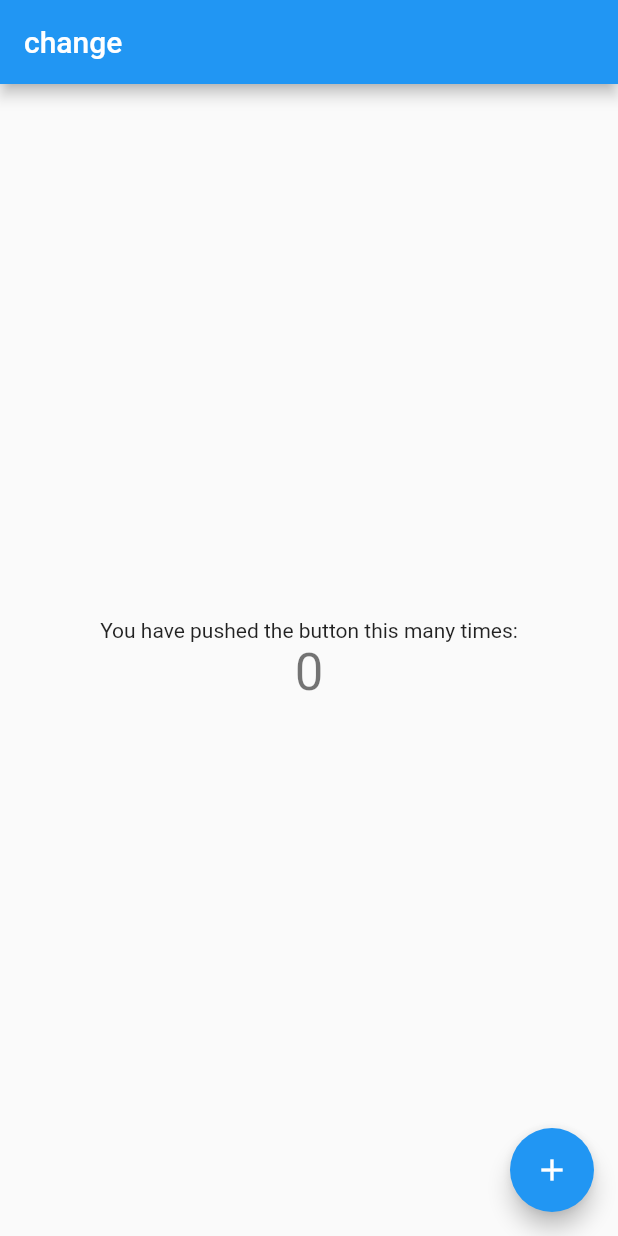
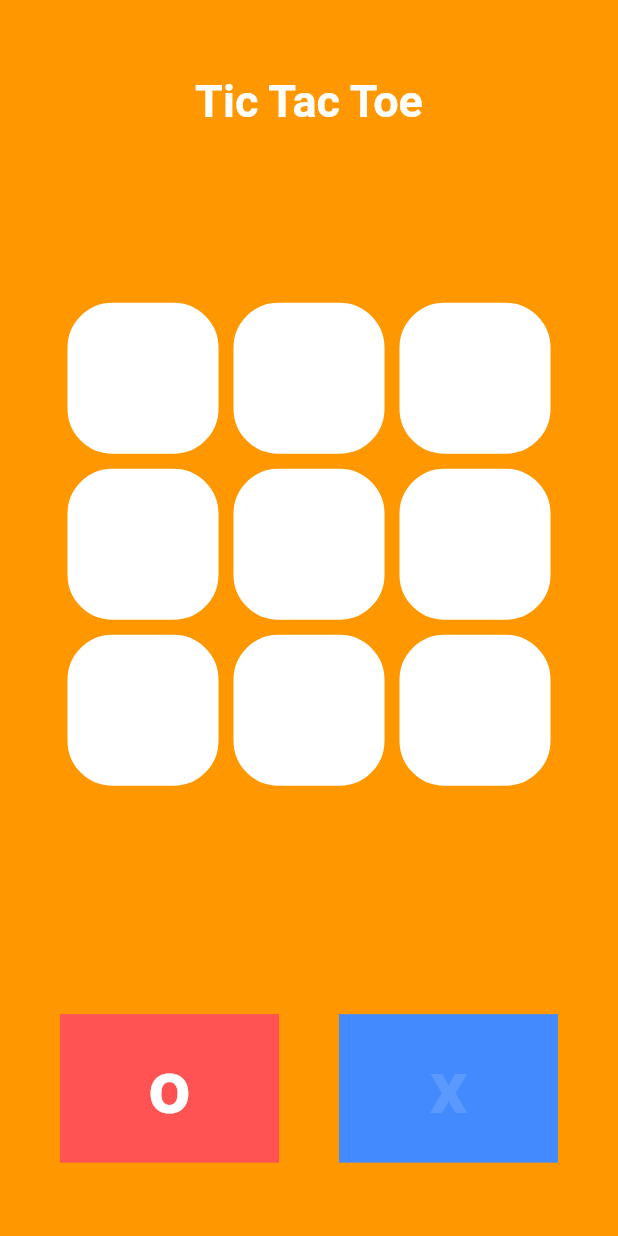
Before and after one commit to bhaskarvijay/TicTacToe, a Flutter app: the screen it shows after launch, on a phone screen of 412 x 824 dp. Run offline on Flutter 3.47's test engine with Material 2 defaults, Android fonts, the phone set to English and light mode, and no system bars; our stand-ins replace rflutter_alert.

Commit message:
Version 1

```diff
--- a/lib/main.dart
+++ b/lib/main.dart
@@ -1,16 +1,19 @@
+import 'package:flutter/cupertino.dart';
 import 'package:flutter/material.dart';
-
+import 'package:rflutter_alert/rflutter_alert.dart';
+import 'dart:math';
+List<Color> gameBackgrounds = [Colors.teal, Colors.orange, Colors.lightGreen];
+Color backColor = gameBackgrounds[Random().nextInt(gameBackgrounds.length)];
 void main() {
-  runApp(const MyApp());
+  runApp(MyApp());
 }
 
 class MyApp extends StatelessWidget {
-  const MyApp({Key? key}) : super(key: key);
-
   // This widget is the root of your application.
   @override
   Widget build(BuildContext context) {
     return MaterialApp(
+      debugShowCheckedModeBanner: false,
       title: 'Flutter Demo',
       theme: ThemeData(
         // This is the theme of your application.
@@ -24,92 +27,253 @@ class MyApp extends StatelessWidget {
         // is not restarted.
         primarySwatch: Colors.blue,
       ),
-      home: const MyHomePage(title: 'change'),
+      home: MyHomePage(),
     );
   }
 }
 
 class MyHomePage extends StatefulWidget {
-  const MyHomePage({Key? key, required this.title}) : super(key: key);
-
-  // This widget is the home page of your application. It is stateful, meaning
-  // that it has a State object (defined below) that contains fields that affect
-  // how it looks.
-
-  // This class is the configuration for the state. It holds the values (in this
-  // case the title) provided by the parent (in this case the App widget) and
-  // used by the build method of the State. Fields in a Widget subclass are
-  // always marked "final".
-
-  final String title;
-
   @override
-  State<MyHomePage> createState() => _MyHomePageState();
+  _MyHomePageState createState() => _MyHomePageState();
 }
 
 class _MyHomePageState extends State<MyHomePage> {
-  int _counter = 0;
+  void updateBox(int index){
+    if (gridList[index] == ""){
+      setState((){
+        if(isOTurn){
+          gridList[index] = "o";
+          gridColor[index] = Colors.redAccent;
+          isOTurn = false;
+        }else{
+          gridList[index] = "x";
+          gridColor[index] = Colors.blueAccent;
+          isOTurn = true;
+        }
 
-  void _incrementCounter() {
-    setState(() {
-      // This call to setState tells the Flutter framework that something has
-      // changed in this State, which causes it to rerun the build method below
-      // so that the display can reflect the updated values. If we changed
-      // _counter without calling setState(), then the build method would not be
-      // called again, and so nothing would appear to happen.
-      _counter++;
-    });
+      });
+      checkWinner();
+    }
+
+  }
+  void checkWinner(){
+    if(gridList[0] == gridList[1] && gridList[1] == gridList[2] && gridList[0] != ""){
+      if(gridList[0] == "o"){
+        winner = "Player 1";
+      }else{
+        winner = "Player2";
+      }
+      winnerMessage(winner);
+      // isGameOver = true;
+    }
+    else if(gridList[3] == gridList[4] && gridList[4] == gridList[5] && gridList[3] != ""){
+      if(gridList[3] == "o"){
+        winner = "Player 1";
+      }else{
+        winner = "Player2";
+      }
+
+      winnerMessage(winner);
+      // isGameOver = true;
+    }
+    else if(gridList[6] == gridList[7] && gridList[7] == gridList[8] && gridList[6] != ""){
+      if(gridList[6] == "o"){
+        winner = "Player 1";
+      }else{
+        winner = "Player2";
+      }
+      winnerMessage(winner);
+    }
+    else if(gridList[0] == gridList[3] && gridList[3] == gridList[6] && gridList[0] != ""){
+      if(gridList[0] == "o"){
+        winner = "Player 1";
+      }else{
+        winner = "Player2";
+      }
+      winnerMessage(winner);
+    }
+    else if(gridList[1] == gridList[4] && gridList[4] == gridList[7] && gridList[1] != ""){
+      if(gridList[1] == "o"){
+        winner = "Player 1";
+      }else{
+        winner = "Player2";
+      }
+      winnerMessage(winner);
+    }
+    else if(gridList[2] == gridList[5] && gridList[5] == gridList[8] && gridList[2] != ""){
+      if(gridList[2] == "o"){
+        winner = "Player 1";
+      }else{
+        winner = "Player2";
+      }
+      winnerMessage(winner);
+    }
+    else if(gridList[0] == gridList[4] && gridList[4] == gridList[8] && gridList[0] != ""){
+      if(gridList[0] == "o"){
+        winner = "Player 1";
+      }else{
+        winner = "Player2";
+      }
+      winnerMessage(winner);
+    }
+    else if(gridList[2] == gridList[4] && gridList[4] == gridList[6] && gridList[2] != ""){
+      if(gridList[2] == "o"){
+        winner = "Player 1 won The Game";
+      }else{
+        winner = "Player2 won The Game";
+      }
+      winnerMessage(winner);
+    }
+    else if(gridList.contains("") != true){
+      winner = "Game Drawn";
+      winnerMessage(winner);
+    }
+  }
+  winnerMessage(winner){
+    isGameOver = true;
+    return Alert(
+      context: context,
+      type: AlertType.success,
+      title: "Game Over",
+      desc: winner,
+      buttons: [
+        DialogButton(
+          child: Text(
+            "Restart",
+            style: TextStyle(color: Colors.white, fontSize: 20),
+          ),
+          onPressed: (){
+            setState(() {
+              gridList = ["", "", "", "","", "", "", "", "",];
+              gridColor = [Colors.white, Colors.white, Colors.white, Colors.white, Colors.white, Colors.white, Colors.white, Colors.white, Colors.white,];
+              isGameOver = false;
+              isOTurn = true;
+              winner = null;
+              backColor = gameBackgrounds[Random().nextInt(gameBackgrounds.length)];
+              Navigator.pop(context);
+            });
+
+          },
+
+          color: Color.fromRGBO(0, 179, 134, 1.0),
+        ),
+        DialogButton(
+          child: Text(
+            "Cancel",
+            style: TextStyle(color: Colors.white, fontSize: 20),
+          ),
+          onPressed: () => Navigator.pop(context),
+          gradient: LinearGradient(colors: [
+            Color.fromRGBO(116, 116, 191, 1.0),
+            Color.fromRGBO(52, 138, 199, 1.0)
+          ]),
+        )
+      ],
+    ).show();
+
   }
 
+  List<String> gridList = ["", "", "", "","", "", "", "", "",];
+  List<Color> gridColor = [Colors.white, Colors.white, Colors.white, Colors.white, Colors.white, Colors.white, Colors.white, Colors.white, Colors.white,];
+  bool isGameOver = false;
+  bool isOTurn = true;
+  late String winner;
+  Color oColor = Colors.white;
+  Color xColor = Colors.white24;
   @override
   Widget build(BuildContext context) {
-    // This method is rerun every time setState is called, for instance as done
-    // by the _incrementCounter method above.
-    //
-    // The Flutter framework has been optimized to make rerunning build methods
-    // fast, so that you can just rebuild anything that needs updating rather
-    // than having to individually change instances of widgets.
     return Scaffold(
-      appBar: AppBar(
-        // Here we take the value from the MyHomePage object that was created by
-        // the App.build method, and use it to set our appbar title.
-        title: Text(widget.title),
+      body: Container(
+        // margin: EdgeInsets.all(10.0),
+          padding: EdgeInsets.all(20.0),
+          color: backColor,
+          child: Column(
+            // mainAxisAlignment: MainAxisAlignment.center,
+            children: [
+              Expanded(
+                child: Container(
+                  padding: EdgeInsets.only(top: 30.0),
+                  child: Text("Tic Tac Toe", style: TextStyle(
+                    fontSize: 30.0,
+                    fontWeight: FontWeight.w700,
+                    color: Colors.white,
+                  ),
+                    textAlign: TextAlign.center,),
+                ),
+              ),
+              Expanded(
+                flex: 3,
+                child: GridView.builder(
+                  padding: EdgeInsets.all(20.0),
+                  gridDelegate: SliverGridDelegateWithFixedCrossAxisCount(
+                    crossAxisCount: 3,
+                  ),
+                  itemCount: gridList.length,
+                  itemBuilder: (BuildContext context, int index){
+                    return GestureDetector(
+                      onTap: (){
+                        updateBox(index);
+                      },
+                      child: Container(
+                          margin: EdgeInsets.all(5.0),
+                          padding: EdgeInsets.all(10),
+                          decoration: BoxDecoration(
+                            border: Border.all(width: 3.0, color: Colors.white),
+                            borderRadius: BorderRadius.circular(30.0),
+                            color: gridColor[index],
+                            // color: gridList[index] == 'x' ? Colors.yellow :
+                          ),
+                          child: Center(
+                            child: Text(gridList[index], style: TextStyle(
+                              fontSize: 50,
+                              color: Colors.white,
+                              fontWeight: FontWeight.w500,
+                            ),),
+                          )
+                      ),
+                    );
+                  },
+                ),
+              ),
+              Expanded(
+                child: Container(
+                  child: Row(
+                    mainAxisAlignment: MainAxisAlignment.center,
+                    children: [
+                      Expanded(
+                        child: Container(
+                          // color: Colors.white60,
+                          padding: EdgeInsets.all(20.0),
+                          margin: EdgeInsets.all(20.0),
+                          color: Colors.redAccent,
+                          child: Text("o", style: TextStyle(
+                              fontSize: 50.0,
+                              color: isOTurn ? Colors.white: Colors.white12,
+                              fontWeight: FontWeight.w700
+                          ), textAlign: TextAlign.center,),
+                        ),
+                      ),
+                      Expanded(
+                        child: Container(
+                          // color: Colors.white60,
+                          padding: EdgeInsets.all(20.0),
+                          margin: EdgeInsets.all(20.0),
+                          color: Colors.blueAccent,
+                          child: Text("x", style: TextStyle(
+                              fontSize: 50.0,
+                              color: isOTurn ? Colors.white12: Colors.white,
+                              fontWeight: FontWeight.w700
+                          ), textAlign: TextAlign.center,),
+                        ),
+                      ),
+                    ],
+                  ),
+                ),
+              ),
+
+            ],
+          )
       ),
-      body: Center(
-        // Center is a layout widget. It takes a single child and positions it
-        // in the middle of the parent.
-        child: Column(
-          // Column is also a layout widget. It takes a list of children and
-          // arranges them vertically. By default, it sizes itself to fit its
-          // children horizontally, and tries to be as tall as its parent.
-          //
-          // Invoke "debug painting" (press "p" in the console, choose the
-          // "Toggle Debug Paint" action from the Flutter Inspector in Android
-          // Studio, or the "Toggle Debug Paint" command in Visual Studio Code)
-          // to see the wireframe for each widget.
-          //
-          // Column has various properties to control how it sizes itself and
-          // how it positions its children. Here we use mainAxisAlignment to
-          // center the children vertically; the main axis here is the vertical
-          // axis because Columns are vertical (the cross axis would be
-          // horizontal).
-          mainAxisAlignment: MainAxisAlignment.center,
-          children: <Widget>[
-            const Text(
-              'You have pushed the button this many times:',
-            ),
-            Text(
-              '$_counter',
-              style: Theme.of(context).textTheme.headline4,
-            ),
-          ],
-        ),
-      ),
-      floatingActionButton: FloatingActionButton(
-        onPressed: _incrementCounter,
-        tooltip: 'Increment',
-        child: const Icon(Icons.add),
-      ), // This trailing comma makes auto-formatting nicer for build methods.
     );
   }
 }
--- a/pubspec.yaml
+++ b/pubspec.yaml
@@ -34,6 +34,7 @@ dependencies:
   # The following adds the Cupertino Icons font to your application.
   # Use with the CupertinoIcons class for iOS style icons.
   cupertino_icons: ^1.0.2
+  rflutter_alert: ^2.0.4
 
 dev_dependencies:
   flutter_test:
```
Also changed, not shown: pubspec.lock, 1 other file.
